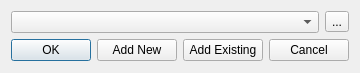
Above: GCXMLGenerator/db/gcdbsessionmanager.ui from goblincoding/xmlmill before the change. Below: the same form after it.
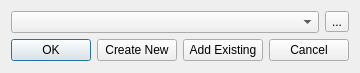
That is the form after the change. Icons and pictures are not drawn.

Commit message: Minor changes to GCDBSessionManager's form.

```diff
--- a/GCXMLGenerator/db/gcdbsessionmanager.ui
+++ b/GCXMLGenerator/db/gcdbsessionmanager.ui
@@ -88,7 +88,7 @@
         <string>Add a new XML profile.</string>
        </property>
        <property name="text">
-        <string>Add New</string>
+        <string>Create New</string>
        </property>
       </widget>
      </item>
```
The commit also changes 1 other file.
